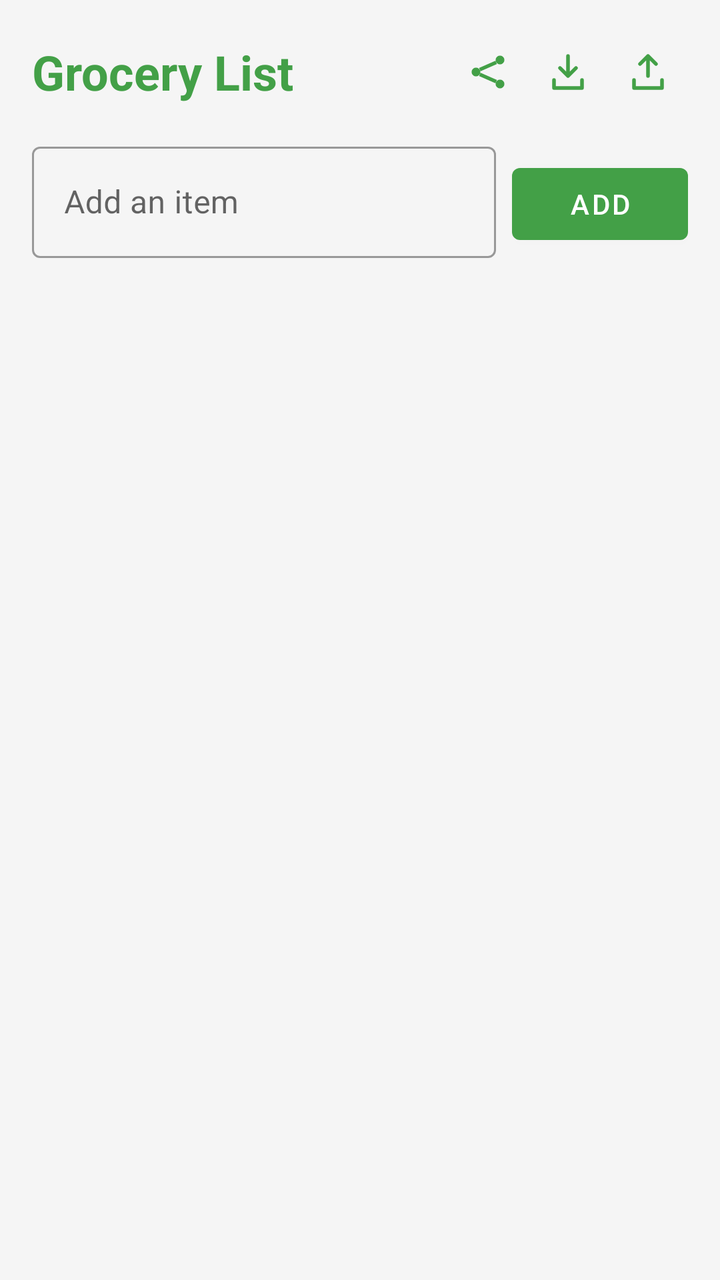
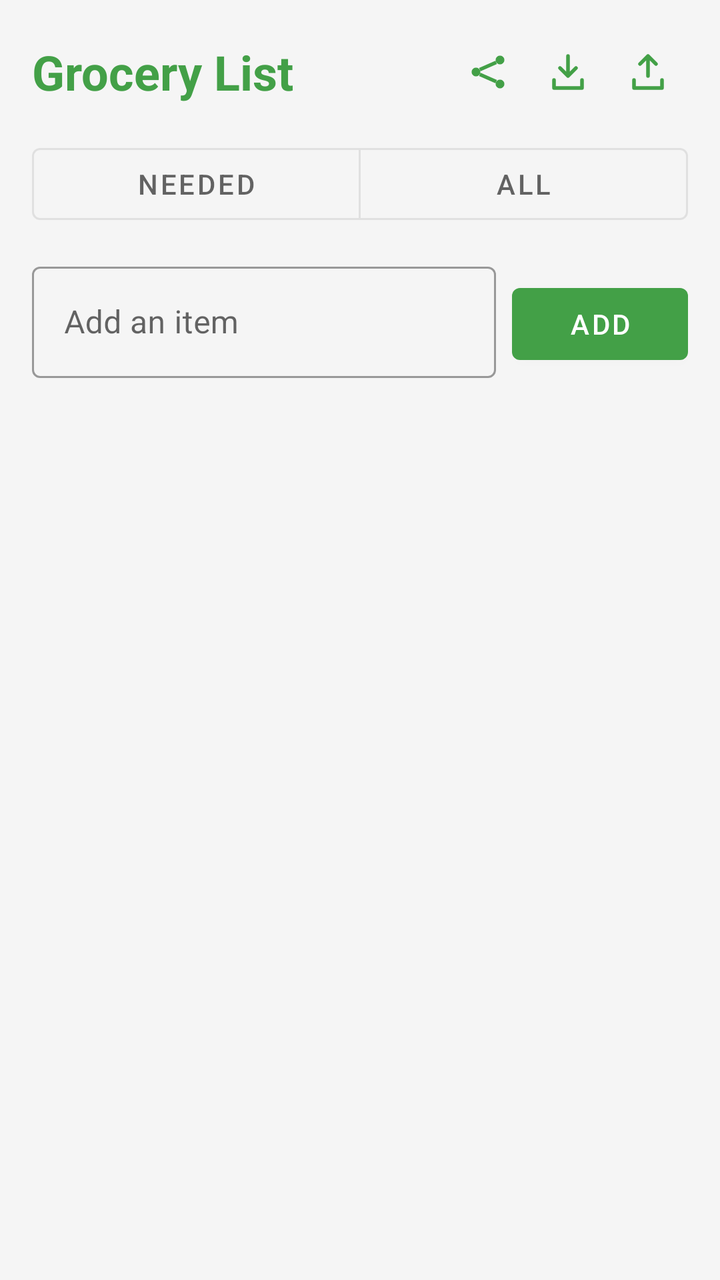

The first picture is an Android layout as it rendered before a commit; the second is the same layout after the commit. The layout source and the unified diff follow.
<!-- AndroidManifest.xml: application theme Theme.GroceryList -->
<!-- res/layout/activity_main.xml -->
<?xml version="1.0" encoding="utf-8"?>

<LinearLayout xmlns:android="http://schemas.android.com/apk/res/android"
    xmlns:app="http://schemas.android.com/apk/res-auto"
    android:layout_width="match_parent"
    android:layout_height="match_parent"
    android:orientation="vertical"
    android:padding="16dp">

    <LinearLayout
        android:layout_width="match_parent"
        android:layout_height="wrap_content"
        android:orientation="horizontal"
        android:gravity="center_vertical"
        android:layout_marginBottom="12dp">

        <TextView
            android:layout_width="0dp"
            android:layout_height="wrap_content"
            android:layout_weight="1"
            android:text="Grocery List"
            android:textSize="24sp"
            android:textStyle="bold"
            android:textColor="@color/colorPrimary" />

        <ImageButton
            android:id="@+id/shareButton"
            android:layout_width="40dp"
            android:layout_height="40dp"
            android:padding="8dp"
            android:src="@drawable/ic_share"
            android:background="?attr/selectableItemBackgroundBorderless"
            android:contentDescription="Share list" />

        <ImageButton
            android:id="@+id/backupButton"
            android:layout_width="40dp"
            android:layout_height="40dp"
            android:padding="8dp"
            android:src="@drawable/ic_backup"
            android:background="?attr/selectableItemBackgroundBorderless"
            android:contentDescription="Backup list" />

        <ImageButton
            android:id="@+id/restoreButton"
            android:layout_width="40dp"
            android:layout_height="40dp"
            android:padding="8dp"
            android:src="@drawable/ic_restore"
            android:background="?attr/selectableItemBackgroundBorderless"
            android:contentDescription="Restore list" />

    </LinearLayout>

    <LinearLayout
        android:layout_width="match_parent"
        android:layout_height="wrap_content"
        android:orientation="horizontal"
        android:gravity="bottom">

        <com.google.android.material.textfield.TextInputLayout
            style="@style/Widget.MaterialComponents.TextInputLayout.OutlinedBox"
            android:layout_width="0dp"
            android:layout_height="wrap_content"
            android:layout_weight="1"
            android:hint="Add an item">

            <com.google.android.material.textfield.TextInputEditText
                android:id="@+id/itemInput"
                android:layout_width="match_parent"
                android:layout_height="wrap_content" />

        </com.google.android.material.textfield.TextInputLayout>

        <com.google.android.material.button.MaterialButton
            android:id="@+id/addButton"
            android:layout_width="wrap_content"
            android:layout_height="wrap_content"
            android:layout_marginStart="8dp"
            android:text="Add" />
    </LinearLayout>

    <androidx.recyclerview.widget.RecyclerView
        android:id="@+id/itemList"
        android:layout_width="match_parent"
        android:layout_height="0dp"
        android:layout_weight="1"
        android:layout_marginTop="12dp"
        android:clipToPadding="false"
        android:clipChildren="false" />

</LinearLayout>
<!-- resources referenced by this layout -->
<resources>
  <color name="colorPrimary">#43A047</color>
  <!-- drawable ic_backup (drawable) -->
  <?xml version="1.0" encoding="utf-8"?>
  <vector xmlns:android="http://schemas.android.com/apk/res/android"
      android:width="24dp"
      android:height="24dp"
      android:viewportWidth="24"
      android:viewportHeight="24">
  
      <path
          android:strokeColor="@color/colorPrimary"
          android:strokeWidth="1.8"
          android:strokeLineCap="round"
          android:strokeLineJoin="round"
          android:pathData="M12,4 L12,14 M8,10 L12,14 L16,10 M5,16 L5,20 L19,20 L19,16" />
  
  </vector>
  <!-- drawable ic_restore (drawable) -->
  <?xml version="1.0" encoding="utf-8"?>
  <vector xmlns:android="http://schemas.android.com/apk/res/android"
      android:width="24dp"
      android:height="24dp"
      android:viewportWidth="24"
      android:viewportHeight="24">
  
      <path
          android:strokeColor="@color/colorPrimary"
          android:strokeWidth="1.8"
          android:strokeLineCap="round"
          android:strokeLineJoin="round"
          android:pathData="M12,14 L12,4 M8,8 L12,4 L16,8 M5,16 L5,20 L19,20 L19,16" />
  
  </vector>
  <!-- drawable ic_share (drawable) -->
  <?xml version="1.0" encoding="utf-8"?>
  <vector xmlns:android="http://schemas.android.com/apk/res/android"
      android:width="24dp"
      android:height="24dp"
      android:viewportWidth="24"
      android:viewportHeight="24">
  
      <path
          android:fillColor="@color/colorPrimary"
          android:pathData="M18,6 m-2.2,0 a2.2,2.2 0 1,0 4.4,0 a2.2,2.2 0 1,0 -4.4,0 M6,12 m-2.2,0 a2.2,2.2 0 1,0 4.4,0 a2.2,2.2 0 1,0 -4.4,0 M18,18 m-2.2,0 a2.2,2.2 0 1,0 4.4,0 a2.2,2.2 0 1,0 -4.4,0" />
  
      <path
          android:strokeColor="@color/colorPrimary"
          android:strokeWidth="1.8"
          android:pathData="M7.9,10.8 L16.1,7.2 M7.9,13.2 L16.1,16.8" />
  
  </vector>
  <style name="Theme.GroceryList" parent="Theme.MaterialComponents.DayNight.NoActionBar">
          <item name="colorPrimary">@color/colorPrimary</item>
          <item name="colorPrimaryDark">@color/colorPrimaryDark</item>
          <item name="colorAccent">@color/colorAccent</item>
          <item name="android:windowBackground">@color/screen_background</item>
      </style>
  <color name="colorPrimaryDark">#2E7D32</color>
  <color name="colorAccent">#43A047</color>
  <color name="screen_background">#F5F5F5</color>
</resources>

<!-- the commit's change to res/layout/activity_main.xml (unified diff, before → after) -->
@@ -52,6 +52,33 @@
 
     </LinearLayout>
 
+    <com.google.android.material.button.MaterialButtonToggleGroup
+        android:id="@+id/viewToggleGroup"
+        android:layout_width="match_parent"
+        android:layout_height="wrap_content"
+        android:layout_marginBottom="12dp"
+        app:singleSelection="true"
+        app:selectionRequired="true">
+
+        <com.google.android.material.button.MaterialButton
+            android:id="@+id/neededButton"
+            style="@style/Widget.MaterialComponents.Button.OutlinedButton"
+            android:layout_width="0dp"
+            android:layout_height="wrap_content"
+            android:layout_weight="1"
+            android:text="Needed"
+            android:checked="true" />
+
+        <com.google.android.material.button.MaterialButton
+            android:id="@+id/allButton"
+            style="@style/Widget.MaterialComponents.Button.OutlinedButton"
+            android:layout_width="0dp"
+            android:layout_height="wrap_content"
+            android:layout_weight="1"
+            android:text="All" />
+
+    </com.google.android.material.button.MaterialButtonToggleGroup>
+
     <LinearLayout
         android:layout_width="match_parent"
         android:layout_height="wrap_content"
